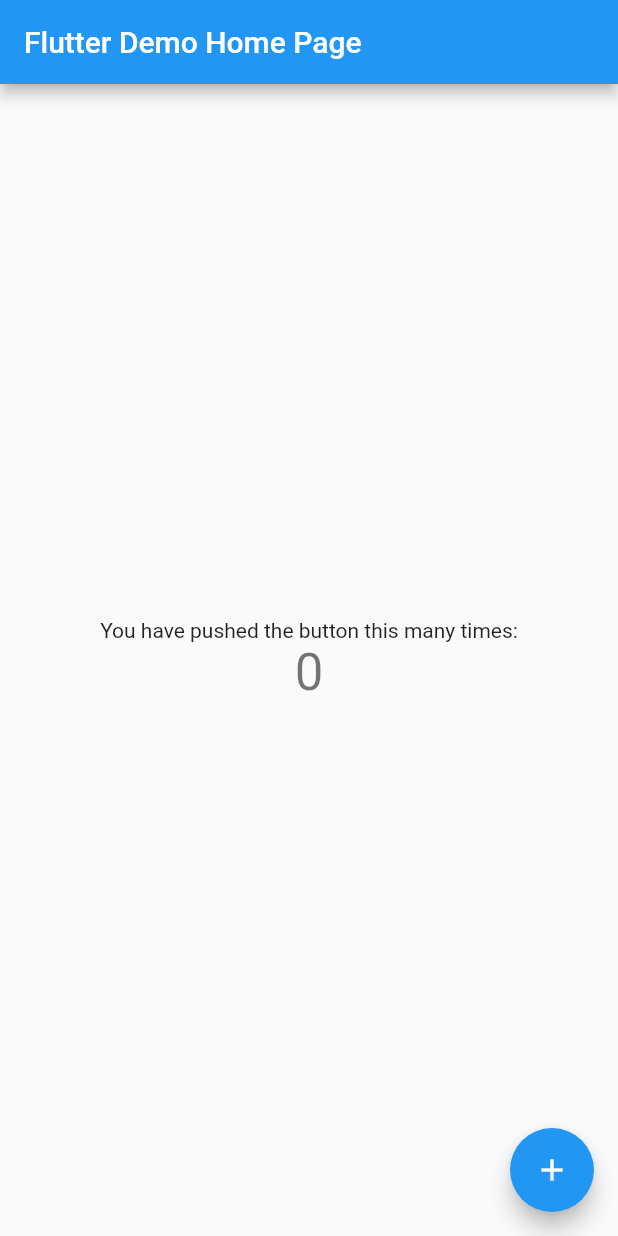
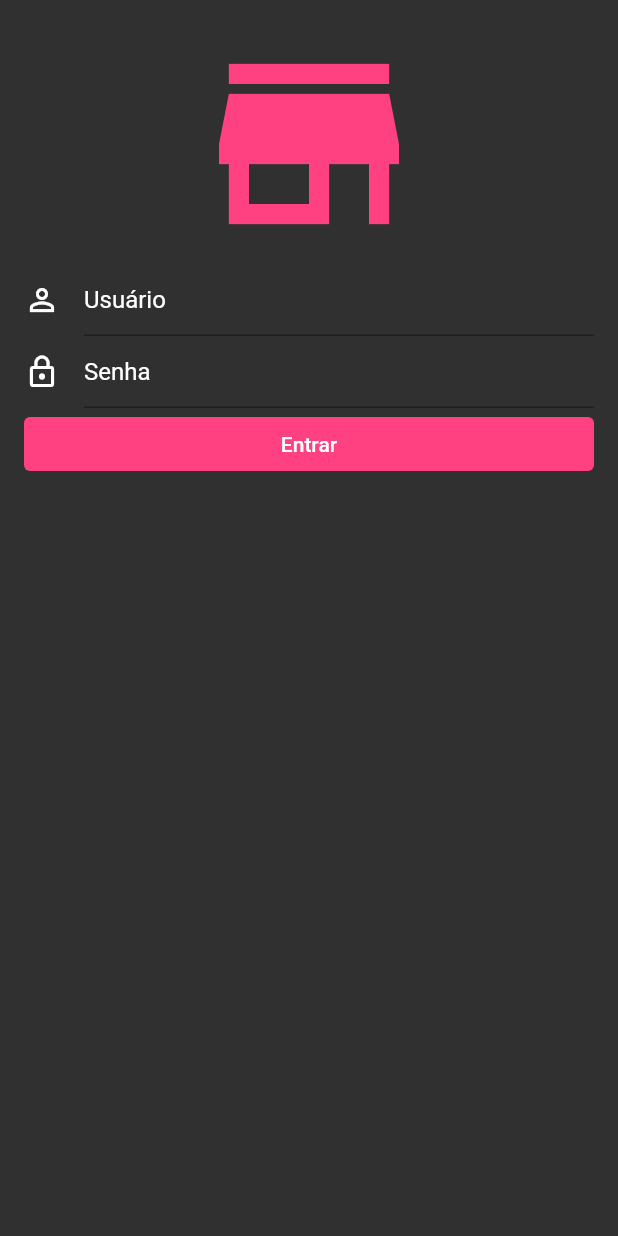
Before and after one commit to gabrielpereira3/gerente_loja, a Flutter app: the screen it shows after launch, on a phone screen of 412 x 824 dp. Run offline on Flutter 3.47's test engine with Material 2 defaults, Android fonts, the phone set to English and light mode, and no system bars.

Commit message:
Campos de texto e botão inseridos no tela de login

```diff
--- a/lib/main.dart
+++ b/lib/main.dart
@@ -1,4 +1,5 @@
 import 'package:flutter/material.dart';
+import 'package:gerente_loja/screens/login_screen.dart';
 
 void main() {
   runApp(const MyApp());
@@ -10,106 +11,8 @@ class MyApp extends StatelessWidget {
   // This widget is the root of your application.
   @override
   Widget build(BuildContext context) {
-    return MaterialApp(
-      title: 'Flutter Demo',
-      theme: ThemeData(
-        // This is the theme of your application.
-        //
-        // Try running your application with "flutter run". You'll see the
-        // application has a blue toolbar. Then, without quitting the app, try
-        // changing the primarySwatch below to Colors.green and then invoke
-        // "hot reload" (press "r" in the console where you ran "flutter run",
-        // or simply save your changes to "hot reload" in a Flutter IDE).
-        // Notice that the counter didn't reset back to zero; the application
-        // is not restarted.
-        primarySwatch: Colors.blue,
-      ),
-      home: const MyHomePage(title: 'Flutter Demo Home Page'),
+    return const MaterialApp(
+      home: LoginScreen(),
     );
   }
 }
-
-class MyHomePage extends StatefulWidget {
-  const MyHomePage({Key? key, required this.title}) : super(key: key);
-
-  // This widget is the home page of your application. It is stateful, meaning
-  // that it has a State object (defined below) that contains fields that affect
-  // how it looks.
-
-  // This class is the configuration for the state. It holds the values (in this
-  // case the title) provided by the parent (in this case the App widget) and
-  // used by the build method of the State. Fields in a Widget subclass are
-  // always marked "final".
-
-  final String title;
-
-  @override
-  State<MyHomePage> createState() => _MyHomePageState();
-}
-
-class _MyHomePageState extends State<MyHomePage> {
-  int _counter = 0;
-
-  void _incrementCounter() {
-    setState(() {
-      // This call to setState tells the Flutter framework that something has
-      // changed in this State, which causes it to rerun the build method below
-      // so that the display can reflect the updated values. If we changed
-      // _counter without calling setState(), then the build method would not be
-      // called again, and so nothing would appear to happen.
-      _counter++;
-    });
-  }
-
-  @override
-  Widget build(BuildContext context) {
-    // This method is rerun every time setState is called, for instance as done
-    // by the _incrementCounter method above.
-    //
-    // The Flutter framework has been optimized to make rerunning build methods
-    // fast, so that you can just rebuild anything that needs updating rather
-    // than having to individually change instances of widgets.
-    return Scaffold(
-      appBar: AppBar(
-        // Here we take the value from the MyHomePage object that was created by
-        // the App.build method, and use it to set our appbar title.
-        title: Text(widget.title),
-      ),
-      body: Center(
-        // Center is a layout widget. It takes a single child and positions it
-        // in the middle of the parent.
-        child: Column(
-          // Column is also a layout widget. It takes a list of children and
-          // arranges them vertically. By default, it sizes itself to fit its
-          // children horizontally, and tries to be as tall as its parent.
-          //
-          // Invoke "debug painting" (press "p" in the console, choose the
-          // "Toggle Debug Paint" action from the Flutter Inspector in Android
-          // Studio, or the "Toggle Debug Paint" command in Visual Studio Code)
-          // to see the wireframe for each widget.
-          //
-          // Column has various properties to control how it sizes itself and
-          // how it positions its children. Here we use mainAxisAlignment to
-          // center the children vertically; the main axis here is the vertical
-          // axis because Columns are vertical (the cross axis would be
-          // horizontal).
-          mainAxisAlignment: MainAxisAlignment.center,
-          children: <Widget>[
-            const Text(
-              'You have pushed the button this many times:',
-            ),
-            Text(
-              '$_counter',
-              style: Theme.of(context).textTheme.headline4,
-            ),
-          ],
-        ),
-      ),
-      floatingActionButton: FloatingActionButton(
-        onPressed: _incrementCounter,
-        tooltip: 'Increment',
-        child: const Icon(Icons.add),
-      ), // This trailing comma makes auto-formatting nicer for build methods.
-    );
-  }
-}
--- a/lib/screens/login_screen.dart
+++ b/lib/screens/login_screen.dart
@@ -0,0 +1,44 @@
+import 'package:flutter/material.dart';
+import 'package:gerente_loja/widgets/input_field.dart';
+
+class LoginScreen extends StatefulWidget {
+  const LoginScreen({Key? key}) : super(key: key);
+
+  @override
+  State<LoginScreen> createState() => _LoginScreenState();
+}
+
+class _LoginScreenState extends State<LoginScreen> {
+  @override
+  Widget build(BuildContext context) {
+    return Scaffold(
+      backgroundColor: Colors.grey[850],
+      body: SingleChildScrollView(
+        child: Container(
+          margin: const EdgeInsets.all(16),
+          child: Column(
+            crossAxisAlignment: CrossAxisAlignment.stretch,
+            mainAxisAlignment: MainAxisAlignment.center,
+            children: [
+              const Icon(
+                Icons.store_mall_directory,
+                color: Colors.pinkAccent,
+                size: 160,
+              ),
+              const InputField(Icons.person_outline, "Usuário", false),
+              const InputField(Icons.lock_outline, "Senha", true),
+              TextButton(
+                onPressed: () {},
+                style: ButtonStyle(backgroundColor: MaterialStateProperty.all(Colors.pinkAccent)),
+                child: const Text(
+                  "Entrar",
+                  style: TextStyle(color: Colors.white),
+                ),
+              ),
+            ],
+          ),
+        ),
+      ),
+    );
+  }
+}
--- /dev/null
+++ b/lib/widgets/input_field.dart
@@ -0,0 +1,29 @@
+import 'package:flutter/material.dart';
+
+class InputField extends StatelessWidget {
+  const InputField(this.icon, this.hint, this.obscure, {Key? key})
+      : super(key: key);
+
+  final IconData icon;
+  final String hint;
+  final bool obscure;
+
+  @override
+  Widget build(BuildContext context) {
+    return TextField(
+      decoration: InputDecoration(
+        icon: Icon(
+          icon,
+          color: Colors.white,
+        ),
+        hintText: hint,
+        hintStyle: const TextStyle(color: Colors.white),
+        focusedBorder: const UnderlineInputBorder(
+          borderSide: BorderSide(color: Colors.pinkAccent),
+        ),
+      ),
+      style: const  TextStyle(color: Colors.white),
+      obscureText: obscure,
+    );
+  }
+}
```
